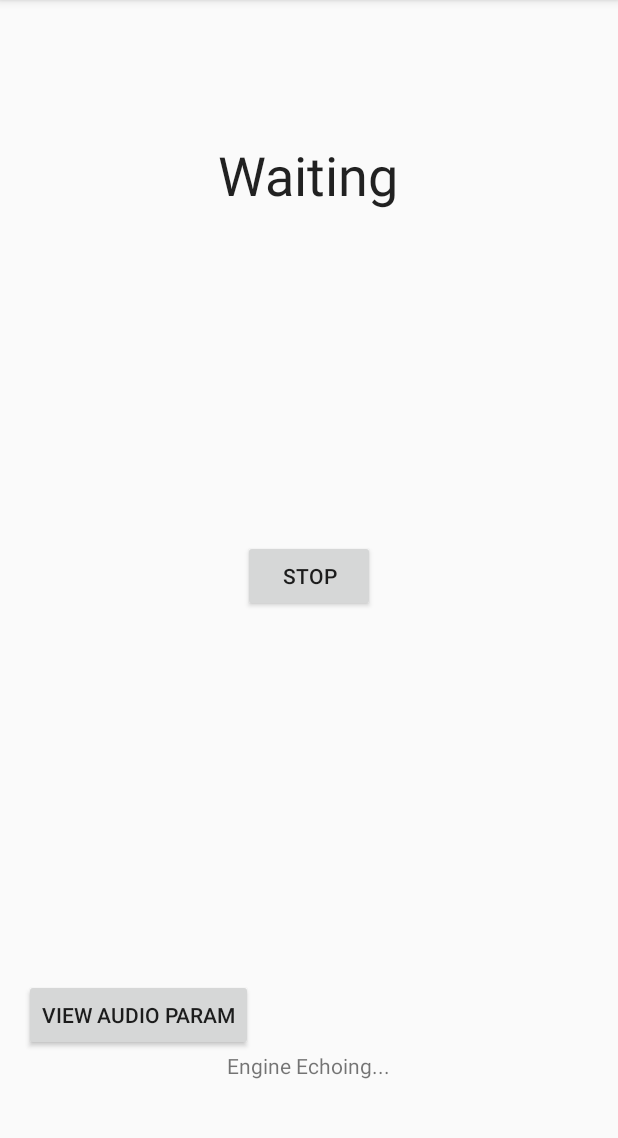
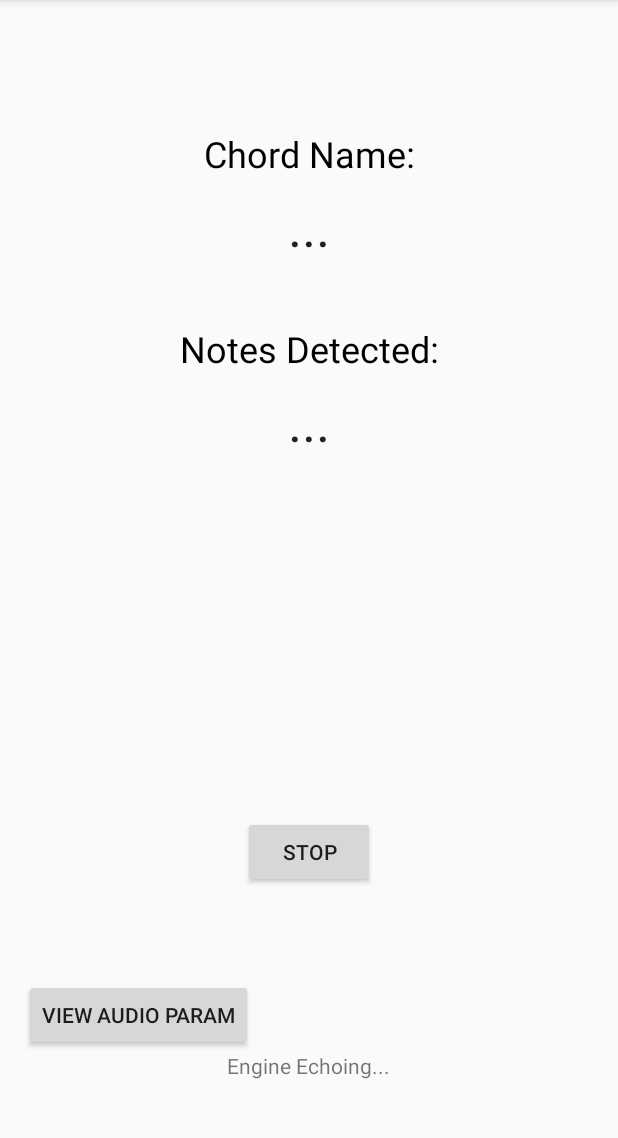
Before and after one commit to arthinox/chord_identification, an Android app: the screen it shows after launch (MainActivity), after a tap on "START", on a phone screen of 412 x 824 dp, the part 84-1222 px from its top. Run offline under Robolectric (Android 15) with nearby library versions, the light colour scheme and no system bars; 7 statements that could not run were skipped.

Commit message:
Add Note name display

```diff
--- a/android/app/src/main/java/com/ece420/lab4/MainActivity.java
+++ b/android/app/src/main/java/com/ece420/lab4/MainActivity.java
@@ -52,6 +52,7 @@ public class MainActivity extends Activity
     Button   controlButton;
     TextView statusView;
     static TextView chord_view;
+    static TextView notes_view;
     String  nativeSampleRate;
     String  nativeSampleBufSize;
     boolean supportRecording;
@@ -79,6 +80,7 @@ public class MainActivity extends Activity
 
         // Setup UI
         chord_view = (TextView)findViewById(R.id.textChord);
+        notes_view = (TextView)findViewById(R.id.textNotes);
         initializeChordTextBackgroundTask(100);
     }
     @Override
@@ -261,11 +263,13 @@ public class MainActivity extends Activity
 
         protected void onProgressUpdate(String... newChord) {
             TextView tempView = (TextView) findViewById(R.id.textChord);
+            TextView tempView2 = (TextView) findViewById(R.id.textNotes);
 
             // Updating the TextView
             tempView.setText(getChordUpdate());
+            tempView2.setText(getNotesUpdate());
 //            chord_view.setText(getChordUpdate());
-            Log.d("Chord Update: ", getChordUpdate());
+            // Log.d("Chord Update: ", getChordUpdate());
         }
 
     }
@@ -292,4 +296,5 @@ public class MainActivity extends Activity
     public static native void stopPlay();
 
     public static native String getChordUpdate();
+    public static native String getNotesUpdate();
 }
--- a/android/app/src/main/res/layout/activity_main.xml
+++ b/android/app/src/main/res/layout/activity_main.xml
@@ -9,10 +9,13 @@
         android:id="@+id/capture_control_button"
         android:layout_width="wrap_content"
         android:layout_height="wrap_content"
-        android:text="@string/StartEcho"
+        android:layout_alignParentStart="true"
+        android:layout_alignParentBottom="true"
+        android:layout_centerHorizontal="true"
+        android:layout_marginStart="146dp"
+        android:layout_marginBottom="160dp"
         android:onClick="onEchoClick"
-        android:layout_centerVertical="true"
-        android:layout_centerHorizontal="true"/>
+        android:text="@string/StartEcho" />
 
     <Button
         android:layout_width="wrap_content"
@@ -36,9 +39,40 @@
         android:layout_height="wrap_content"
         android:layout_alignParentTop="true"
         android:layout_centerHorizontal="true"
-        android:layout_marginTop="76dp"
-        android:text="Waiting"
+        android:layout_marginTop="110dp"
+        android:text="..."
         android:textAppearance="@android:style/TextAppearance.Material.Headline"
-        android:textSize="36sp" />
+        android:textSize="36dp" />
+
+    <TextView
+        android:id="@+id/headerChord"
+        android:layout_width="match_parent"
+        android:layout_height="wrap_content"
+        android:text="Chord Name:"
+        android:gravity="center"
+        android:layout_marginTop="70dp"
+        android:textSize="24dp"
+        android:textColor="#000" />
+
+    <TextView
+        android:id="@+id/headerNotes"
+        android:layout_width="match_parent"
+        android:layout_height="wrap_content"
+        android:text="Notes Detected:"
+        android:gravity="center"
+        android:layout_marginTop="200dp"
+        android:textSize="24dp"
+        android:textColor="#000" />
+
+    <TextView
+        android:id="@+id/textNotes"
+        android:layout_width="wrap_content"
+        android:layout_height="wrap_content"
+        android:layout_alignParentTop="true"
+        android:layout_centerHorizontal="true"
+        android:layout_marginTop="240dp"
+        android:text="..."
+        android:textAppearance="@android:style/TextAppearance.Material.Headline"
+        android:textSize="36dp" />
 
 </RelativeLayout>
```
Also changed, not shown: 6 other files.
